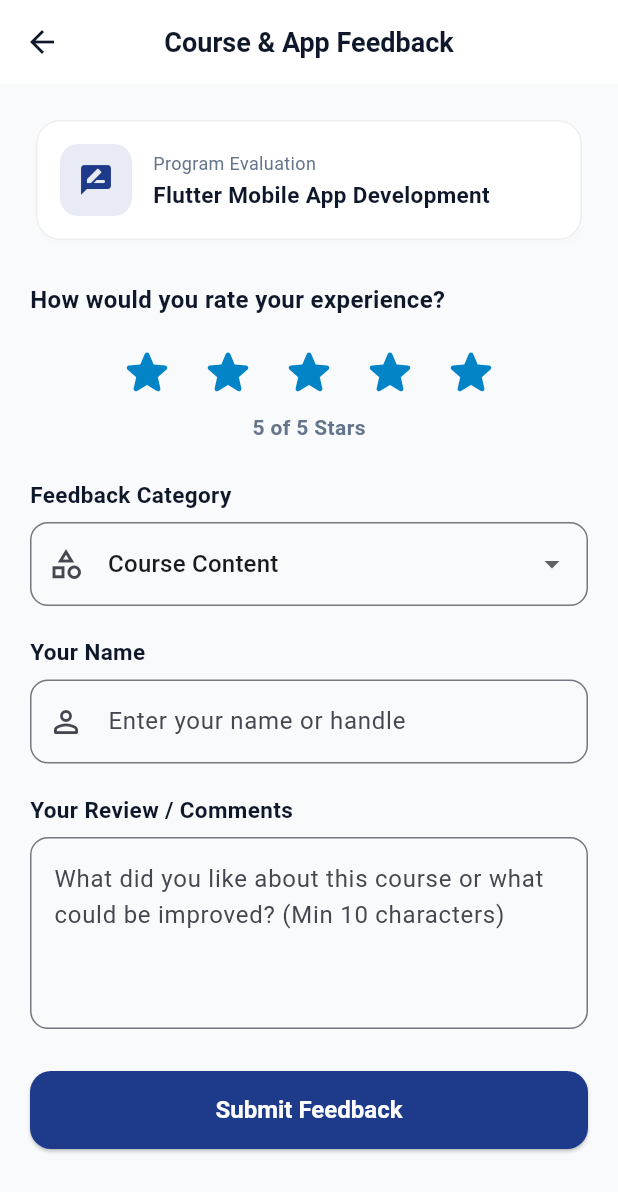
After one commit to irtazaad328/ED-TECH_App, a Flutter app: the FeedbackScreen screen opened by its route, on a phone screen of 412 x 824 dp. The commit adds this screen. Shown: the top 1192 px of the screen. Run offline on Flutter 3.47's test engine with Material 3 defaults, Android fonts, the phone set to English and light mode, and no system bars.

Commit message:
feat(feedback): add course feedback form with 5-star rating, validation, and test suite (Fatima Zahid)

```diff
--- a/flutterdemo/lib/main.dart
+++ b/flutterdemo/lib/main.dart
@@ -6,6 +6,7 @@ import 'screens/common/profile_settings_screen.dart';
 import 'screens/common/role_selection_screen.dart';
 import 'screens/common/signup_screen.dart';
 import 'screens/learner/cart_screen.dart';
+import 'screens/learner/feedback_screen.dart';
 import 'screens/learner/home_screen.dart';
 import 'screens/learner/payment_screen.dart';
 import 'screens/learner/program_details_screen.dart';
@@ -49,6 +50,12 @@ class EdTechApp extends StatelessWidget {
           final profile =
               (args is UserProfile) ? args : UserProfile.learnerDemo;
           return ProfileSettingsScreen(profile: profile);
+        },
+        AppRoutes.feedback: (context) {
+          final args = ModalRoute.of(context)?.settings.arguments;
+          return FeedbackScreen(
+            initialCourseTitle: (args is String) ? args : null,
+          );
         },
       },
     );
--- /dev/null
+++ b/flutterdemo/lib/screens/learner/feedback_screen.dart
@@ -0,0 +1,356 @@
+import 'package:flutter/material.dart';
+import '../../routes/app_routes.dart';
+import '../../services/enrollment_service.dart';
+import '../../theme/app_theme.dart';
+
+/// Screen: Course & App Feedback Form (Assigned: Fatima Zahid - Week 4)
+/// Provides interactive 5-star rating, category dropdown, multi-line review input,
+/// form validation, loading indicator, and thank-you confirmation.
+class FeedbackScreen extends StatefulWidget {
+  final String? initialCourseTitle;
+
+  const FeedbackScreen({super.key, this.initialCourseTitle});
+
+  @override
+  State<FeedbackScreen> createState() => _FeedbackScreenState();
+}
+
+class _FeedbackScreenState extends State<FeedbackScreen> {
+  final _formKey = GlobalKey<FormState>();
+
+  int _rating = 5;
+  String _category = 'Course Content';
+  final TextEditingController _commentController = TextEditingController();
+  final TextEditingController _nameController = TextEditingController();
+  bool _isSubmitting = false;
+
+  final List<String> _categories = [
+    'Course Content',
+    'Mentor Guidance',
+    'App Experience',
+    'Curriculum & Projects',
+    'Bug Report / Suggestion',
+  ];
+
+  @override
+  void initState() {
+    super.initState();
+    final email = EnrollmentService.instance.currentUser;
+    if (email != null && email.isNotEmpty && email.contains('@')) {
+      _nameController.text = email.split('@').first;
+    }
+  }
+
+  @override
+  void dispose() {
+    _commentController.dispose();
+    _nameController.dispose();
+    super.dispose();
+  }
+
+  Future<void> _submitFeedback() async {
+    if (!_formKey.currentState!.validate()) return;
+    if (_rating == 0) {
+      ScaffoldMessenger.of(context).showSnackBar(
+        const SnackBar(
+          content: Text('Please select a star rating (1 to 5).'),
+          backgroundColor: Colors.redAccent,
+        ),
+      );
+      return;
+    }
+
+    setState(() => _isSubmitting = true);
+
+    // Simulate API network submission delay
+    await Future.delayed(const Duration(milliseconds: 1000));
+
+    if (!mounted) return;
+    setState(() => _isSubmitting = false);
+
+    showDialog<void>(
+      context: context,
+      barrierDismissible: false,
+      builder: (dialogCtx) => AlertDialog(
+        shape: RoundedRectangleBorder(borderRadius: BorderRadius.circular(20)),
+        contentPadding: const EdgeInsets.all(24),
+        content: Column(
+          mainAxisSize: MainAxisSize.min,
+          children: [
+            Container(
+              width: 64,
+              height: 64,
+              decoration: BoxDecoration(
+                color: AppTheme.success.withValues(alpha: 0.12),
+                shape: BoxShape.circle,
+              ),
+              child: const Icon(
+                Icons.check_circle_rounded,
+                color: AppTheme.success,
+                size: 44,
+              ),
+            ),
+            const SizedBox(height: 16),
+            const Text(
+              'Thank You!',
+              style: TextStyle(fontSize: 20, fontWeight: FontWeight.bold),
+            ),
+            const SizedBox(height: 8),
+            const Text(
+              'Your feedback has been successfully submitted and helps us improve our courses.',
+              textAlign: TextAlign.center,
+              style: TextStyle(color: AppTheme.textSecondary, fontSize: 13),
+            ),
+            const SizedBox(height: 20),
+            SizedBox(
+              width: double.infinity,
+              child: ElevatedButton(
+                key: const ValueKey('return_home_button'),
+                onPressed: () {
+                  Navigator.pop(dialogCtx);
+                  Navigator.pushNamedAndRemoveUntil(
+                    context,
+                    AppRoutes.learnerHome,
+                    (route) => false,
+                  );
+                },
+                child: const Text('Back to Home'),
+              ),
+            ),
+          ],
+        ),
+      ),
+    );
+  }
+
+  @override
+  Widget build(BuildContext context) {
+    final course = widget.initialCourseTitle ?? 'Flutter Mobile App Development';
+
+    return Scaffold(
+      appBar: AppBar(
+        title: const Text('Course & App Feedback'),
+        centerTitle: true,
+      ),
+      body: SafeArea(
+        child: SingleChildScrollView(
+          padding: const EdgeInsets.all(20),
+          child: Form(
+            key: _formKey,
+            child: Column(
+              crossAxisAlignment: CrossAxisAlignment.start,
+              children: [
+                // Header Info Card
+                Card(
+                  shape: RoundedRectangleBorder(
+                    borderRadius: BorderRadius.circular(16),
+                    side: BorderSide(color: Colors.grey.shade200),
+                  ),
+                  child: Padding(
+                    padding: const EdgeInsets.all(16),
+                    child: Row(
+                      children: [
+                        Container(
+                          width: 48,
+                          height: 48,
+                          decoration: BoxDecoration(
+                            color: AppTheme.primary.withValues(alpha: 0.1),
+                            borderRadius: BorderRadius.circular(12),
+                          ),
+                          child: const Icon(
+                            Icons.rate_review_rounded,
+                            color: AppTheme.primary,
+                          ),
+                        ),
+                        const SizedBox(width: 14),
+                        Expanded(
+                          child: Column(
+                            crossAxisAlignment: CrossAxisAlignment.start,
+                            children: [
+                              const Text(
+                                'Program Evaluation',
+                                style: TextStyle(
+                                  fontSize: 12,
+                                  color: AppTheme.textSecondary,
+                                ),
+                              ),
+                              const SizedBox(height: 2),
+                              Text(
+                                course,
+                                style: const TextStyle(
+                                  fontSize: 15,
+                                  fontWeight: FontWeight.bold,
+                                  color: AppTheme.textPrimary,
+                                ),
+                              ),
+                            ],
+                          ),
+                        ),
+                      ],
+                    ),
+                  ),
+                ),
+                const SizedBox(height: 24),
+
+                // Star Rating Section
+                const Text(
+                  'How would you rate your experience?',
+                  style: TextStyle(
+                    fontSize: 16,
+                    fontWeight: FontWeight.bold,
+                    color: AppTheme.textPrimary,
+                  ),
+                ),
+                const SizedBox(height: 10),
+                Row(
+                  mainAxisAlignment: MainAxisAlignment.center,
+                  children: List.generate(5, (index) {
+                    final starNum = index + 1;
+                    return IconButton(
+                      key: ValueKey('star_$starNum'),
+                      iconSize: 38,
+                      icon: Icon(
+                        starNum <= _rating
+                            ? Icons.star_rounded
+                            : Icons.star_border_rounded,
+                        color: starNum <= _rating ? AppTheme.accent : Colors.grey.shade400,
+                      ),
+                      onPressed: () => setState(() => _rating = starNum),
+                    );
+                  }),
+                ),
+                Center(
+                  child: Text(
+                    '$_rating of 5 Stars',
+                    style: const TextStyle(
+                      fontWeight: FontWeight.w600,
+                      color: AppTheme.textSecondary,
+                    ),
+                  ),
+                ),
+                const SizedBox(height: 24),
+
+                // Category Dropdown
+                const Text(
+                  'Feedback Category',
+                  style: TextStyle(
+                    fontSize: 15,
+                    fontWeight: FontWeight.bold,
+                    color: AppTheme.textPrimary,
+                  ),
+                ),
+                const SizedBox(height: 8),
+                DropdownButtonFormField<String>(
+                  key: const ValueKey('feedback_category_dropdown'),
+                  value: _category,
+                  decoration: InputDecoration(
+                    prefixIcon: const Icon(Icons.category_outlined),
+                    border: OutlineInputBorder(
+                      borderRadius: BorderRadius.circular(12),
+                    ),
+                  ),
+                  items: _categories.map((c) {
+                    return DropdownMenuItem(value: c, child: Text(c));
+                  }).toList(),
+                  onChanged: (val) {
+                    if (val != null) setState(() => _category = val);
+                  },
+                ),
+                const SizedBox(height: 20),
+
+                // Name / Learner Field
+                const Text(
+                  'Your Name',
+                  style: TextStyle(
+                    fontSize: 15,
+                    fontWeight: FontWeight.bold,
+                    color: AppTheme.textPrimary,
+                  ),
+                ),
+                const SizedBox(height: 8),
+                TextFormField(
+                  key: const ValueKey('feedback_name_field'),
+                  controller: _nameController,
+                  decoration: InputDecoration(
+                    hintText: 'Enter your name or handle',
+                    prefixIcon: const Icon(Icons.person_outline_rounded),
+                    border: OutlineInputBorder(
+                      borderRadius: BorderRadius.circular(12),
+                    ),
+                  ),
+                  validator: (v) {
+                    if (v == null || v.trim().isEmpty) {
+                      return 'Please provide your name';
+                    }
+                    return null;
+                  },
+                ),
+                const SizedBox(height: 20),
+
+                // Review Comments
+                const Text(
+                  'Your Review / Comments',
+                  style: TextStyle(
+                    fontSize: 15,
+                    fontWeight: FontWeight.bold,
+                    color: AppTheme.textPrimary,
+                  ),
+                ),
+                const SizedBox(height: 8),
+                TextFormField(
+                  key: const ValueKey('feedback_comment_field'),
+                  controller: _commentController,
+                  maxLines: 4,
+                  decoration: InputDecoration(
+                    hintText: 'What did you like about this course or what could be improved? (Min 10 characters)',
+                    border: OutlineInputBorder(
+                      borderRadius: BorderRadius.circular(12),
+                    ),
+                  ),
+                  validator: (v) {
+                    if (v == null || v.trim().isEmpty) {
+                      return 'Please enter your feedback comments';
+                    }
+                    if (v.trim().length < 10) {
+                      return 'Feedback must be at least 10 characters long';
+                    }
+                    return null;
+                  },
+                ),
+                const SizedBox(height: 28),
+
+                // Submit Button
+                SizedBox(
+                  width: double.infinity,
+                  height: 52,
+                  child: ElevatedButton(
+                    key: const ValueKey('submit_feedback_button'),
+                    onPressed: _isSubmitting ? null : _submitFeedback,
+                    style: ElevatedButton.styleFrom(
+                      shape: RoundedRectangleBorder(
+                        borderRadius: BorderRadius.circular(14),
+                      ),
+                    ),
+                    child: _isSubmitting
+                        ? const SizedBox(
+                            width: 22,
+                            height: 22,
+                            child: CircularProgressIndicator(
+                              color: Colors.white,
+                              strokeWidth: 2.5,
+                            ),
+                          )
+                        : const Text(
+                            'Submit Feedback',
+                            style: TextStyle(fontSize: 16, fontWeight: FontWeight.bold),
+                          ),
+                  ),
+                ),
+              ],
+            ),
+          ),
+        ),
+      ),
+    );
+  }
+}
```
Also changed, not shown: flutterdemo/lib/screens/learner/home_screen.dart (+28 -0 lines), 1 other file.
